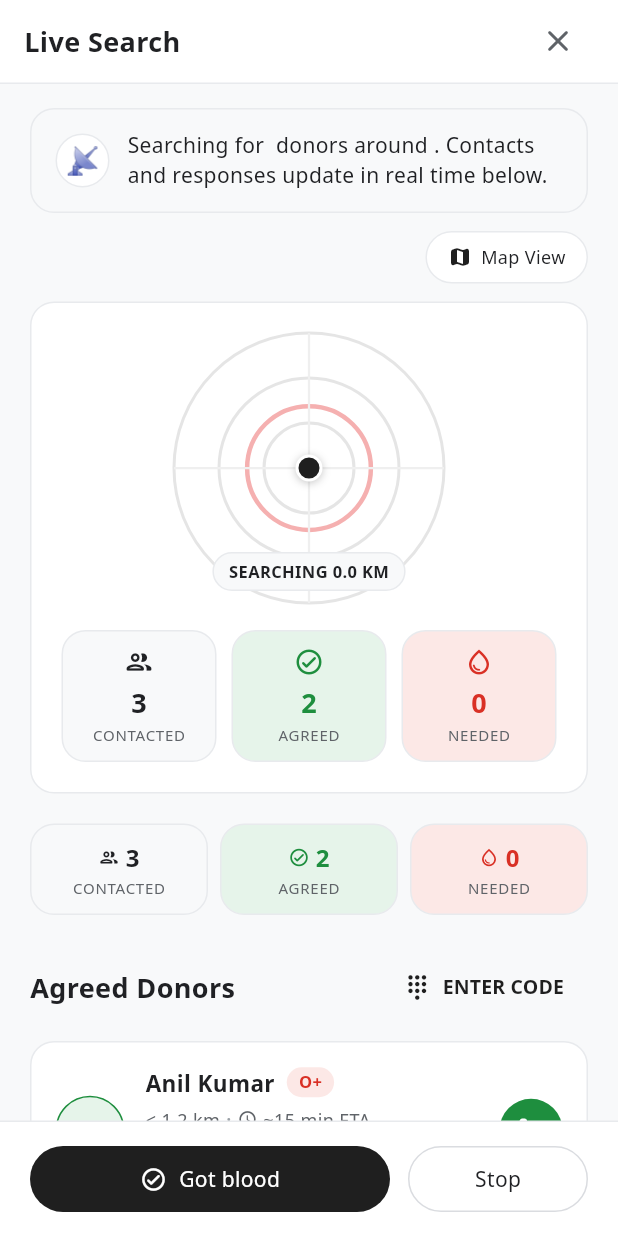
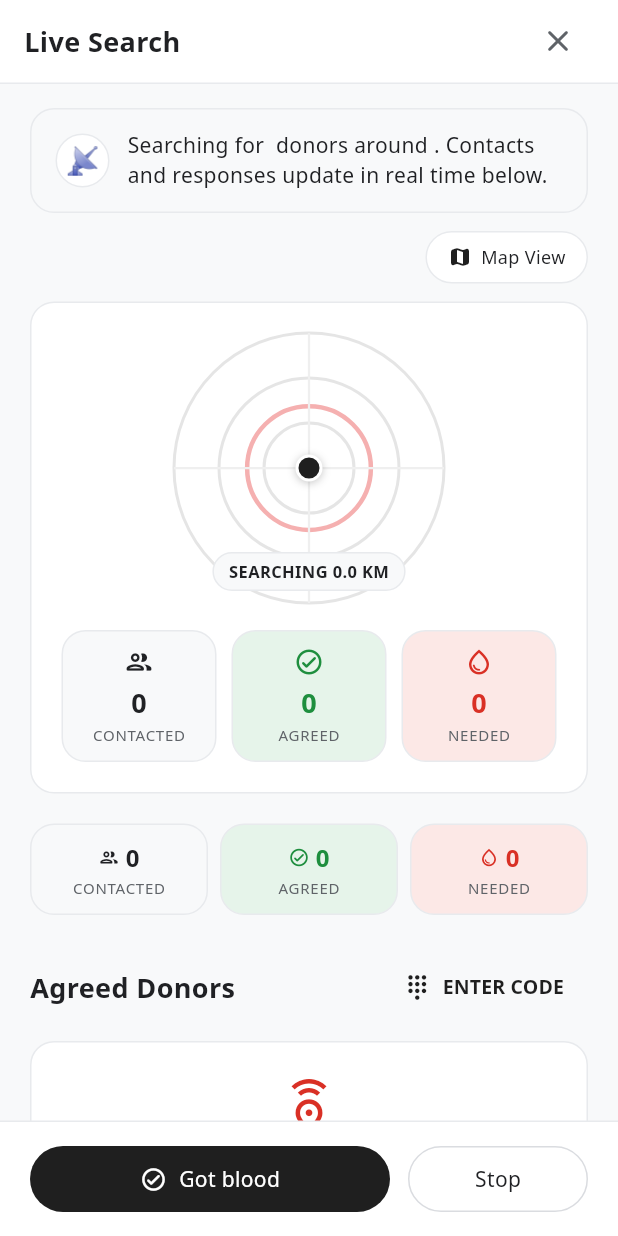
Before and after one commit to bloodnorms/BloodNorms, a Flutter app: the LiveTrackingScreen screen opened directly with empty values, after a tap on "Radar View", on a phone screen of 412 x 824 dp. Run offline on Flutter 3.47's test engine with Material 3 defaults, Android fonts, the phone set to English and light mode, and no system bars; our stand-ins replace device_preview, flutter_dotenv, flutter_map, flutter_riverpod, geolocator, go_router and 3 more; accounts and stored records are empty; network calls fail; Roboto replaces fonts that are missing (Arial).

Commit message:
fix(tracking): remove dummy agreed donors fallback and bind live database responses

```diff
--- a/lib/features/requester/controllers/live_tracking_controller.dart
+++ b/lib/features/requester/controllers/live_tracking_controller.dart
@@ -110,10 +110,20 @@ class LiveTrackingController {
       }
 
       final initialContacts = await SupabaseService().getRequestContacts(requestId);
+      final acceptedCount = initialContacts
+          .where((d) =>
+              d.status == 'accepted' ||
+              d.status == 'on_the_way' ||
+              d.status == 'arrived')
+          .length;
       data = data.copyWith(
         donors: initialContacts,
-        contacted: initialContacts.isNotEmpty ? initialContacts.length : data.contacted,
-        accepted: initialContacts.where((d) => d.status == 'accepted').length,
+        contacted: (req != null && (req['donors_contacted'] as num?)?.toInt() != null)
+            ? (req['donors_contacted'] as num)!.toInt()
+            : initialContacts.length,
+        accepted: (req != null && (req['donors_accepted'] as num?)?.toInt() != null)
+            ? (req['donors_accepted'] as num)!.toInt()
+            : acceptedCount,
         isLoading: false,
       );
       onDataChanged(data);
@@ -140,10 +150,16 @@ class LiveTrackingController {
 
     _contactsSub = SupabaseService().streamRequestContacts(requestId).listen((rows) async {
       final updated = await SupabaseService().getRequestContacts(requestId);
+      final acceptedCount = updated
+          .where((d) =>
+              d.status == 'accepted' ||
+              d.status == 'on_the_way' ||
+              d.status == 'arrived')
+          .length;
       data = data.copyWith(
         donors: updated,
         contacted: updated.isNotEmpty ? updated.length : data.contacted,
-        accepted: updated.where((d) => d.status == 'accepted').length,
+        accepted: acceptedCount,
       );
       onDataChanged(data);
     });
--- a/lib/features/requester/services/fallback_donors_data.dart
+++ /dev/null
@@ -1,57 +0,0 @@
-// ============================================================================
-// BloodNorms | fallback_donors_data.dart
-// Resilient default donor contacts for preview, simulation, and offline modes
-// ============================================================================
-
-import '../../../shared/models/donor_card_model.dart';
-
-List<DonorCardModel> getFallbackDonors({
-  required String bloodGroup,
-  required double centerLat,
-  required double centerLng,
-}) {
-  return [
-    DonorCardModel(
-      id: 'donor-resp-1',
-      firstName: 'Anil Kumar',
-      bloodGroup: bloodGroup,
-      distanceBand: '< 1.2 km',
-      etaMinutes: 15,
-      status: 'accepted',
-      isStandby: false,
-      phoneRevealed: true,
-      phone: '+919848012345',
-      donationCode: 'BN-4821',
-      latitude: centerLat + 0.0035,
-      longitude: centerLng + 0.0030,
-    ),
-    DonorCardModel(
-      id: 'donor-resp-2',
-      firstName: 'Suresh Varma',
-      bloodGroup: bloodGroup,
-      distanceBand: '< 2.5 km',
-      etaMinutes: 25,
-      status: 'accepted',
-      isStandby: false,
-      phoneRevealed: true,
-      phone: '+919848054321',
-      donationCode: 'BN-7932',
-      latitude: centerLat - 0.0045,
-      longitude: centerLng - 0.0040,
-    ),
-    DonorCardModel(
-      id: 'donor-resp-3',
-      firstName: 'Ramesh Babu',
-      bloodGroup: bloodGroup,
-      distanceBand: '< 3.8 km',
-      etaMinutes: 35,
-      status: 'standby',
-      isStandby: true,
-      phoneRevealed: true,
-      phone: '+919848098765',
-      donationCode: 'BN-1156',
-      latitude: centerLat + 0.0080,
-      longitude: centerLng + 0.0075,
-    ),
-  ];
-}
--- a/lib/features/requester/services/request_search_service.dart
+++ b/lib/features/requester/services/request_search_service.dart
@@ -7,8 +7,6 @@ import 'package:flutter/foundation.dart';
 import 'package:supabase_flutter/supabase_flutter.dart';
 import '../../../shared/models/donor_card_model.dart';
 import '../../../shared/services/supabase_service.dart';
-import '../providers/request_flow_provider.dart';
-import 'fallback_donors_data.dart';
 
 class RequestSearchService {
   static final RequestSearchService _instance =
@@ -73,7 +71,7 @@ class RequestSearchService {
               bloodGroup: d['blood_group']?.toString() ?? bloodGroup,
               distanceBand: '< 2.0 km',
               etaMinutes: 20,
-              status: 'accepted',
+              status: 'queued',
               isStandby: false,
               phoneRevealed: true,
               phone: d['phone']?.toString(),
@@ -86,11 +84,7 @@ class RequestSearchService {
         debugPrint('direct donors query error: $e');
       }
     }
-    return getFallbackDonors(
-      bloodGroup: bloodGroup,
-      centerLat: lat,
-      centerLng: lng,
-    );
+    return const [];
   }
 
   /// Get contacts for an active request
@@ -119,14 +113,15 @@ class RequestSearchService {
 
             final distKm =
                 (row['distance_km'] ?? row['ring_km'] as num?)?.toDouble() ?? 1.5;
+            final rawStatus = row['status']?.toString() ?? 'queued';
             return DonorCardModel(
               id: row['id']?.toString() ?? '',
               firstName: donor['first_name']?.toString() ?? 'Donor',
               bloodGroup: donor['blood_group']?.toString() ?? 'O+',
               distanceBand: '< ${(distKm + 0.5).toStringAsFixed(1)} km',
               etaMinutes: (distKm * 8).toInt().clamp(10, 45),
-              status: row['status']?.toString() ?? 'accepted',
-              isStandby: false,
+              status: rawStatus,
+              isStandby: rawStatus == 'standby',
               phoneRevealed: true,
               phone: donor['phone']?.toString(),
               donationCode: row['donation_code']?.toString(),
@@ -139,11 +134,6 @@ class RequestSearchService {
         debugPrint('getRequestContacts error: $e');
       }
     }
-    final bg = globalRequestFlow.state.bloodGroup?.label ?? 'O+';
-    return getFallbackDonors(
-      bloodGroup: bg,
-      centerLat: globalRequestFlow.state.lat,
-      centerLng: globalRequestFlow.state.lng,
-    );
+    return const [];
   }
 }
--- a/lib/features/requester/widgets/live_tracking_donors_section.dart
+++ b/lib/features/requester/widgets/live_tracking_donors_section.dart
@@ -33,6 +33,13 @@ class LiveTrackingDonorsSection extends StatelessWidget {
 
   @override
   Widget build(BuildContext context) {
+    final agreedDonors = donors
+        .where((d) =>
+            d.status == 'accepted' ||
+            d.status == 'on_the_way' ||
+            d.status == 'arrived')
+        .toList();
+
     return Column(
       crossAxisAlignment: CrossAxisAlignment.start,
       children: [
@@ -64,14 +71,14 @@ class LiveTrackingDonorsSection extends StatelessWidget {
             padding: EdgeInsets.symmetric(vertical: 32),
             child: Center(child: CircularProgressIndicator(color: BrandColors.primaryDark)),
           )
-        else if (donors.isEmpty)
+        else if (agreedDonors.isEmpty)
           LiveTrackingEmptyCard(
             bloodGroup: bloodGroup,
             currentRingKm: currentRingKm,
             hospitalName: hospitalName,
           )
         else
-          ...donors.map((d) => LiveTrackingDonorCard(
+          ...agreedDonors.map((d) => LiveTrackingDonorCard(
                 donor: d,
                 onCallDonor: () => onCallDonor(d),
               )),
--- a/lib/features/requester/widgets/live_tracking_map_view.dart
+++ b/lib/features/requester/widgets/live_tracking_map_view.dart
@@ -81,8 +81,15 @@ class LiveTrackingMapView extends StatelessWidget {
                       ),
                     ),
                   ),
-                  // Dynamic Donor Pins from Supabase
-                  ...donors.map((d) {
+                  // Dynamic Donor Pins from Supabase (only agreed donors)
+                  ...donors
+                      .where((d) =>
+                          (d.status == 'accepted' ||
+                              d.status == 'on_the_way' ||
+                              d.status == 'arrived') &&
+                          d.latitude != null &&
+                          d.longitude != null)
+                      .map((d) {
                     final isAccepted = d.status == 'accepted';
                     return Marker(
                       point: LatLng(d.lat, d.lng),
```
